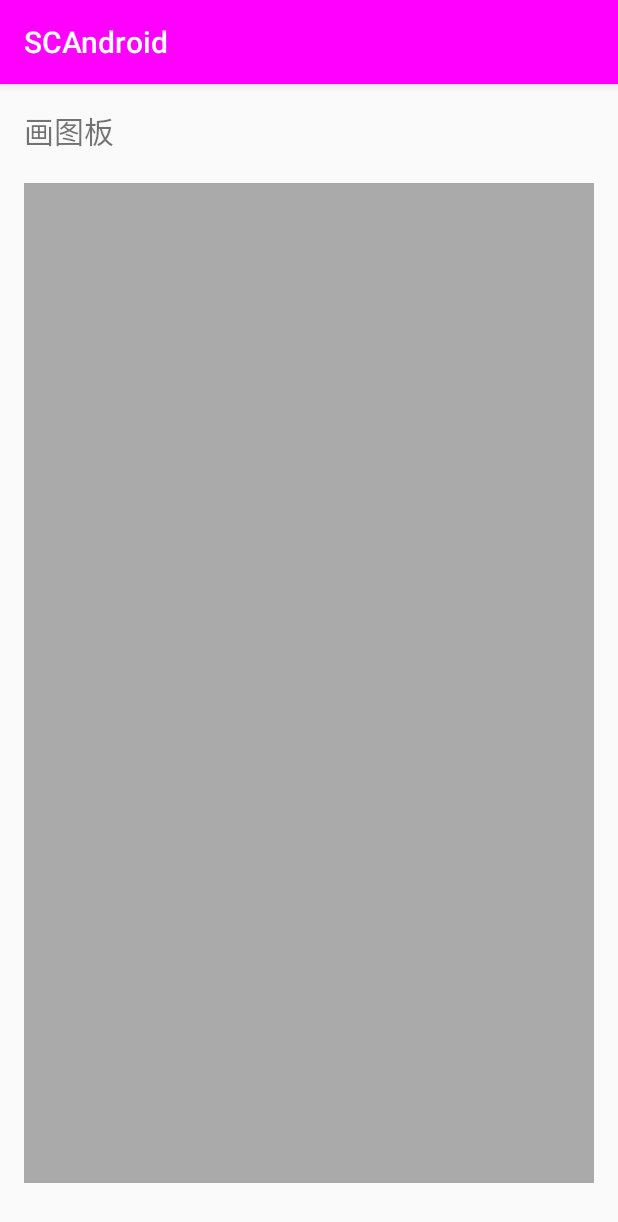
After one commit to zfisll/SCAndroid, an Android app: the CacheActivity screen opened directly, with no data from a screen before it, on a phone screen of 412 x 824 dp. The commit adds this screen. Shown: the top 1222 px of the screen. Run offline under Robolectric (Android 15) with nearby library versions, the phone set to English and light mode, and no system bars.

Commit message:
增加了双缓存实现画图板的demo

```diff
--- /dev/null
+++ b/app/src/main/java/com/example/user_zf/scandroid/activity/CacheActivity.java
@@ -0,0 +1,15 @@
+package com.example.user_zf.scandroid.activity;
+
+import android.os.Bundle;
+import android.support.v7.app.AppCompatActivity;
+
+import com.example.user_zf.scandroid.R;
+
+public class CacheActivity extends AppCompatActivity {
+
+    @Override
+    protected void onCreate(Bundle savedInstanceState) {
+        super.onCreate(savedInstanceState);
+        setContentView(R.layout.activity_cache);
+    }
+}
--- a/app/src/main/java/com/example/user_zf/scandroid/activity/SkinPreActivity.java
+++ b/app/src/main/java/com/example/user_zf/scandroid/activity/SkinPreActivity.java
@@ -18,5 +18,6 @@ public class SkinPreActivity extends AppCompatActivity {
 
     public void toSetting(View source){
         startActivity(new Intent(this, AssetDrawableActivity.class));
+        this.finish();
     }
 }
--- /dev/null
+++ b/app/src/main/java/com/example/user_zf/scandroid/myview/CacheView.java
@@ -0,0 +1,75 @@
+package com.example.user_zf.scandroid.myview;
+
+import android.content.Context;
+import android.graphics.Bitmap;
+import android.graphics.Canvas;
+import android.graphics.Color;
+import android.graphics.Paint;
+import android.graphics.Path;
+import android.util.AttributeSet;
+import android.view.MotionEvent;
+import android.view.View;
+
+/**
+ * Created by user_zf on 16/6/29.
+ */
+public class CacheView extends View {
+
+    final int WIDTH = 600;
+    final int HEIGHT = 1000;
+    Bitmap cacheBitmap;
+    Canvas cacheCanvas;
+    Paint paint;
+    Path path;
+    float prex;
+    float prey;
+
+    public CacheView(Context context, AttributeSet attrs){
+        super(context, attrs);
+        cacheBitmap = Bitmap.createBitmap(WIDTH, HEIGHT, Bitmap.Config.ARGB_8888);
+        cacheCanvas = new Canvas();
+        cacheCanvas.setBitmap(cacheBitmap);
+        paint = new Paint();
+        paint.setColor(Color.RED);
+        paint.setStrokeWidth(3);
+        paint.setAntiAlias(true);
+        paint.setStyle(Paint.Style.STROKE);
+        path = new Path();
+    }
+
+    @Override
+    protected void onDraw(Canvas canvas) {
+        super.onDraw(canvas);
+        //bitmap记录之前的画图
+        canvas.drawBitmap(cacheBitmap, 0, 0, paint);
+        //path展示当前正在画的图
+        canvas.drawPath(path, paint);
+    }
+
+    @Override
+    public boolean onTouchEvent(MotionEvent event) {
+        super.onTouchEvent(event);
+        int action = event.getAction();
+        float x = event.getX();
+        float y = event.getY();
+        switch(action){
+            case MotionEvent.ACTION_DOWN:
+                path.moveTo(x, y);
+                prex = x;
+                prey = y;
+                break;
+            case MotionEvent.ACTION_MOVE:
+                path.quadTo(prex, prey, x, y);
+                prex = x;
+                prey = y;
+                break;
+            case MotionEvent.ACTION_UP:
+                cacheCanvas.drawPath(path, paint);
+                path.reset();
+                break;
+        }
+        invalidate();
+        //事件已经被消费，不会继续传递
+        return true;
+    }
+}
--- /dev/null
+++ b/app/src/main/res/layout/activity_cache.xml
@@ -0,0 +1,24 @@
+<?xml version="1.0" encoding="utf-8"?>
+<RelativeLayout xmlns:android="http://schemas.android.com/apk/res/android"
+    xmlns:tools="http://schemas.android.com/tools"
+    android:layout_width="match_parent"
+    android:layout_height="match_parent"
+    android:paddingBottom="@dimen/activity_vertical_margin"
+    android:paddingLeft="@dimen/activity_horizontal_margin"
+    android:paddingRight="@dimen/activity_horizontal_margin"
+    android:paddingTop="@dimen/activity_vertical_margin"
+    tools:context="com.example.user_zf.scandroid.activity.CacheActivity">
+    <TextView
+        android:id="@+id/tvName"
+        android:layout_width="wrap_content"
+        android:layout_height="wrap_content"
+        android:text="画图板"
+        android:textSize="20sp"/>
+    <com.example.user_zf.scandroid.myview.CacheView
+        android:layout_width="600px"
+        android:layout_height="1000px"
+        android:layout_below="@id/tvName"
+        android:background="@android:color/darker_gray"
+        android:layout_marginTop="20dp"/>
+
+</RelativeLayout>
```
Also changed, not shown: app/src/main/AndroidManifest.xml (+6 -5 lines), app/src/main/java/com/example/user_zf/scandroid/activity/AssetDrawableActivity.java (+11 -0 lines).
